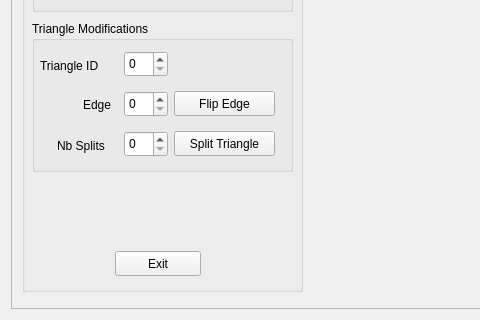
This is Source/mainwindow.ui in ljsp/Mesh_Computer_Geometry as Qt 5 draws it before an edit; both pictures show x 0 to 480 and y 400 to 720 of the 1280 by 720 pixel window. The edited form follows.
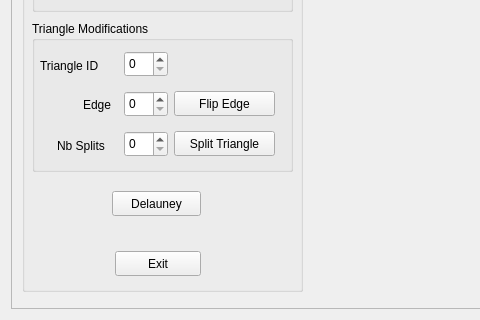
This is the edited form. Icons and pictures are not drawn. Custom widgets are drawn as their Qt base class.

What changed in the file:
```diff
--- a/Source/mainwindow.ui
+++ b/Source/mainwindow.ui
@@ -400,6 +400,19 @@
             </property>
            </widget>
           </widget>
+          <widget class="QPushButton" name="delauney_Button">
+           <property name="geometry">
+            <rect>
+             <x>90</x>
+             <y>540</y>
+             <width>89</width>
+             <height>25</height>
+            </rect>
+           </property>
+           <property name="text">
+            <string>Delauney</string>
+           </property>
+          </widget>
          </widget>
         </widget>
        </item>
```
